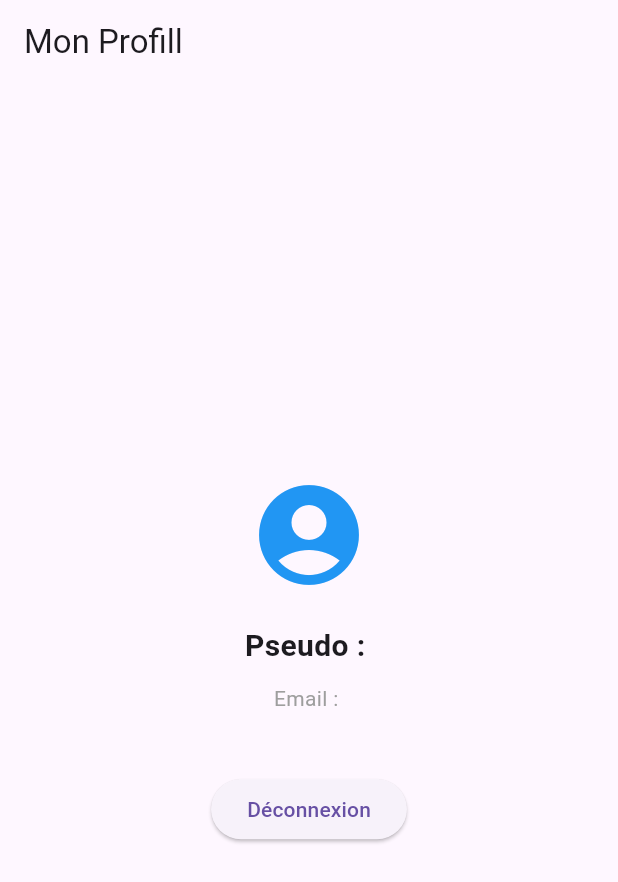
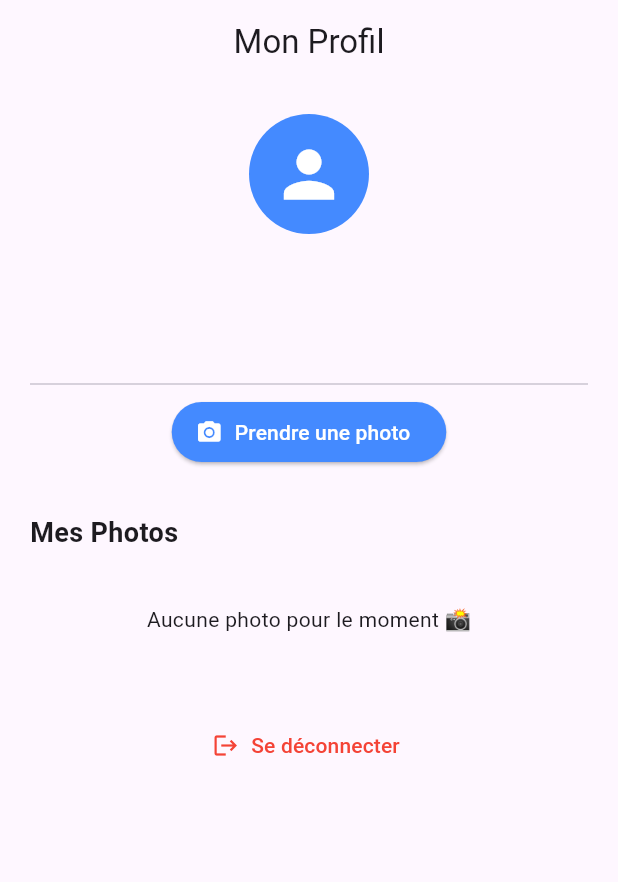
Before and after one commit to Minjxxe8/Zelda_Map, a Flutter app: the ProfileScreen screen opened directly, on a phone screen of 412 x 824 dp. Shown: the top 882 px of the screen. Run offline on Flutter 3.47's test engine with Material 3 defaults, Android fonts, the phone set to English and light mode, and no system bars; our stand-ins replace flutter_dotenv, flutter_riverpod, image_picker, supabase_flutter; accounts and stored records are empty.

Commit message:
feature (pictures) : The users can take a picture, and see them on their profiles

```diff
--- /dev/null
+++ b/lib/services/storage_service.dart
@@ -0,0 +1,16 @@
+import 'dart:io';
+import 'package:supabase_flutter/supabase_flutter.dart';
+
+class StorageService {
+  final _supabase = Supabase.instance.client;
+
+  Future<String> uploadPhoto(File file, String userId) async {
+    final fileName = '$userId/${DateTime.now().millisecondsSinceEpoch}.jpg';
+
+    await _supabase.storage.from('photos_copine').upload(fileName, file);
+
+    final String publicUrl = _supabase.storage.from('photos_copine').getPublicUrl(fileName);
+
+    return publicUrl;
+  }
+}
--- a/lib/ui/profile_screen.dart
+++ b/lib/ui/profile_screen.dart
@@ -1,6 +1,7 @@
 import 'package:flutter/material.dart';
 import 'package:flutter_riverpod/flutter_riverpod.dart';
 import '../providers/auth_provider.dart';
+import '../providers/photo_provider.dart';
 import 'auth_screen.dart';
 
 class ProfileScreen extends ConsumerWidget {
@@ -9,37 +10,119 @@ class ProfileScreen extends ConsumerWidget {
   @override
   Widget build(BuildContext context, WidgetRef ref) {
     final authState = ref.watch(authProvider);
+    final photoState = ref.watch(photoProvider);
     final user = authState.user;
 
+    final photosAsync = user != null
+        ? ref.watch(userPhotosProvider(user.id))
+        : null;
+
     return Scaffold(
-      appBar: AppBar(title: const Text("Mon Profill")),
-      body: Center(
-        child: user == null
-            ? const Text("Aucune session active")
-            : Column(
-          mainAxisAlignment: MainAxisAlignment.center,
+      appBar: AppBar(
+        title: const Text("Mon Profil"),
+        centerTitle: true,
+      ),
+      body: user == null
+          ? const Center(child: Text("Aucune session active"))
+          : RefreshIndicator(
+        onRefresh: () => ref.refresh(userPhotosProvider(user.id).future),
+        child: SingleChildScrollView(
+          physics: const AlwaysScrollableScrollPhysics(),
+          padding: const EdgeInsets.all(20),
+          child: Column(
             children: [
-            const Icon(Icons.account_circle, size: 80, color: Colors.blue),
-            const SizedBox(height: 20),
-            Text("Pseudo : ${user.username}",
-                style: const TextStyle(fontSize: 20, fontWeight: FontWeight.bold)),
+              const CircleAvatar(
+                radius: 40,
+                backgroundColor: Colors.blueAccent,
+                child: Icon(Icons.person, size: 50, color: Colors.white),
+              ),
               const SizedBox(height: 10),
-            Text("Email : ${user.email}",
+              Text(user.username,
+                  style: const TextStyle(fontSize: 22, fontWeight: FontWeight.bold)),
+              Text(user.email,
                   style: const TextStyle(color: Colors.grey)),
-            const SizedBox(height: 40),
-            ElevatedButton(
+
+              const SizedBox(height: 30),
+              const Divider(),
+
+              if (photoState.isUploading)
+                const Padding(
+                  padding: EdgeInsets.all(8.0),
+                  child: CircularProgressIndicator(),
+                )
+              else
+                ElevatedButton.icon(
+                  icon: const Icon(Icons.camera_alt),
+                  label: const Text("Prendre une photo"),
+                  style: ElevatedButton.styleFrom(
+                    backgroundColor: Colors.blueAccent,
+                    foregroundColor: Colors.white,
+                  ),
+                  onPressed: () => ref.read(photoProvider).takeAndUploadPhoto(user.id),
+                ),
+
+              const SizedBox(height: 30),
+
+              const Align(
+                alignment: Alignment.centerLeft,
+                child: Text("Mes Photos",
+                    style: TextStyle(fontSize: 18, fontWeight: FontWeight.bold)),
+              ),
+              const SizedBox(height: 15),
+
+              photosAsync!.when(
+                loading: () => const Center(child: CircularProgressIndicator()),
+                error: (err, stack) => Center(child: Text("Erreur : $err")),
+                data: (urls) {
+                  if (urls.isEmpty) {
+                    return const Padding(
+                      padding: EdgeInsets.only(top: 20),
+                      child: Text("Aucune photo pour le moment 📸"),
+                    );
+                  }
+
+                  return GridView.builder(
+                    shrinkWrap: true,
+                    physics: const NeverScrollableScrollPhysics(),
+                    gridDelegate: const SliverGridDelegateWithFixedCrossAxisCount(
+                      crossAxisCount: 3,
+                      crossAxisSpacing: 8,
+                      mainAxisSpacing: 8,
+                    ),
+                    itemCount: urls.length,
+                    itemBuilder: (context, index) {
+                      return ClipRRect(
+                        borderRadius: BorderRadius.circular(12),
+                        child: Image.network(
+                          urls[index],
+                          fit: BoxFit.cover,
+                          loadingBuilder: (context, child, progress) {
+                            if (progress == null) return child;
+                            return Container(color: Colors.grey[200]);
+                          },
+                        ),
+                      );
+                    },
+                  );
+                },
+              ),
+
+              const SizedBox(height: 50),
+
+              TextButton.icon(
+                icon: const Icon(Icons.logout, color: Colors.red),
+                label: const Text("Se déconnecter", style: TextStyle(color: Colors.red)),
                 onPressed: () async {
                   await ref.read(authProvider).handleSignOut();
-
                   if (context.mounted) {
                     Navigator.of(context).pushReplacement(
                       MaterialPageRoute(builder: (context) => const AuthScreen()),
                     );
                   }
                 },
-              child: const Text("Déconnexion"),
               ),
             ],
+          ),
         ),
       ),
     );
--- a/pubspec.yaml
+++ b/pubspec.yaml
@@ -40,6 +40,7 @@ dependencies:
   provider: ^6.1.1
   supabase_flutter: ^2.8.0
   flutter_dotenv: ^5.1.0
+  image_picker: ^1.0.7
 
 
 dev_dependencies:
```
Also changed, not shown: lib/providers/photo_provider.dart (added, +51 -0 lines), lib/repository/photo_repository.dart (added, +24 -0 lines), pubspec.lock, 5 other files. Lines whose indentation alone changed are shown as unchanged.
